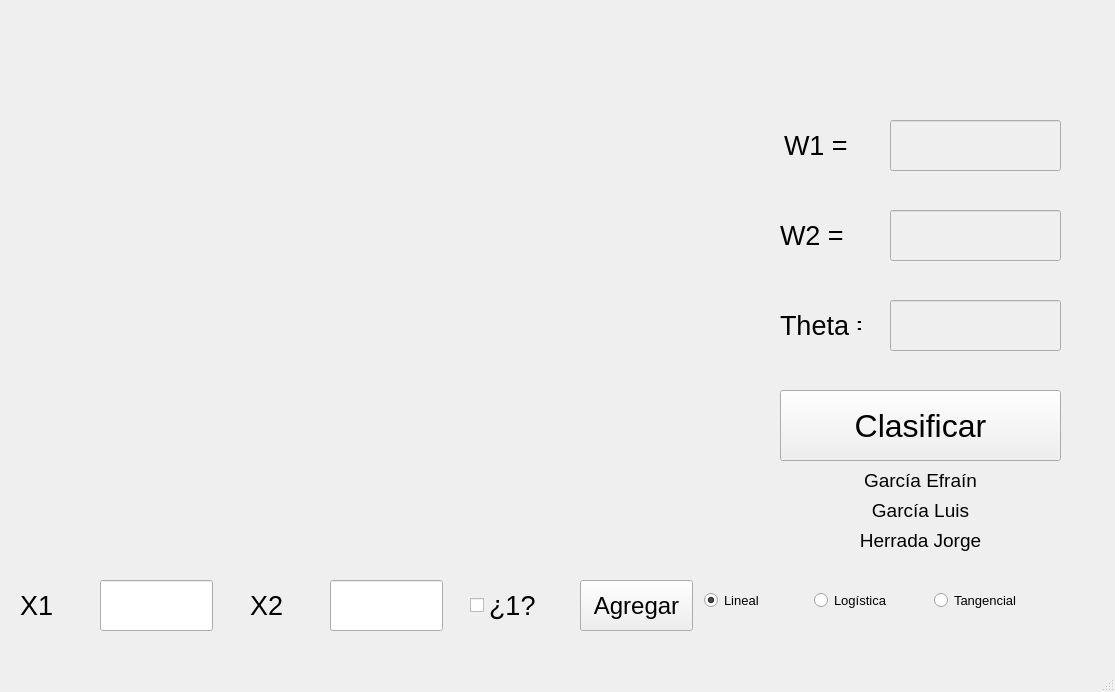
Old version of the form UI.ui in the repository JorgeHerrada/Adaline.
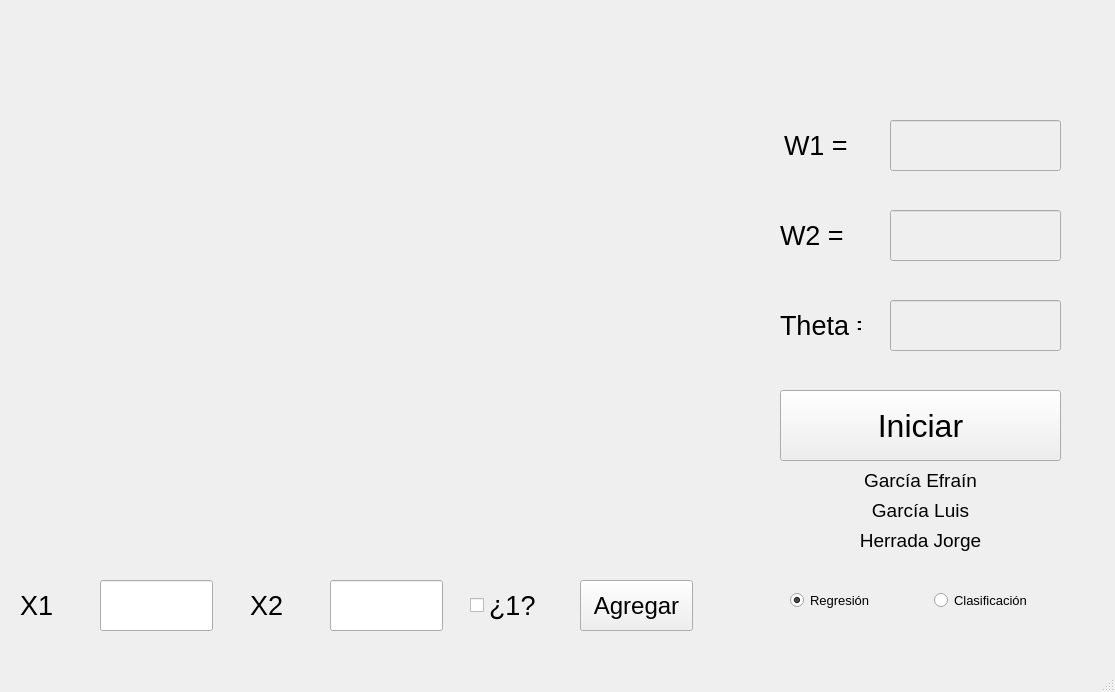
New version of the form. Icons and pictures are not drawn.

```diff
--- a/UI.ui
+++ b/UI.ui
@@ -29,7 +29,7 @@
      </font>
     </property>
     <property name="text">
-     <string>Clasificar</string>
+     <string>Iniciar</string>
     </property>
    </widget>
    <widget class="QLineEdit" name="txtW1">
@@ -300,7 +300,7 @@
    <widget class="QRadioButton" name="btnLineal">
     <property name="geometry">
      <rect>
-      <x>704</x>
+      <x>790</x>
       <y>590</y>
       <width>111</width>
       <height>20</height>
@@ -312,30 +312,12 @@
      </font>
     </property>
     <property name="text">
-     <string>Lineal</string>
+     <string>Regresión</string>
     </property>
     <property name="checked">
      <bool>true</bool>
     </property>
    </widget>
-   <widget class="QRadioButton" name="btnLogistica">
-    <property name="geometry">
-     <rect>
-      <x>814</x>
-      <y>590</y>
-      <width>121</width>
-      <height>20</height>
-     </rect>
-    </property>
-    <property name="font">
-     <font>
-      <pointsize>10</pointsize>
-     </font>
-    </property>
-    <property name="text">
-     <string>Logística</string>
-    </property>
-   </widget>
    <widget class="QRadioButton" name="btnTangencial">
     <property name="geometry">
      <rect>
@@ -351,7 +333,7 @@
      </font>
     </property>
     <property name="text">
-     <string>Tangencial</string>
+     <string>Clasificación</string>
     </property>
    </widget>
    <widget class="QLabel" name="lblNombre_2">
```
